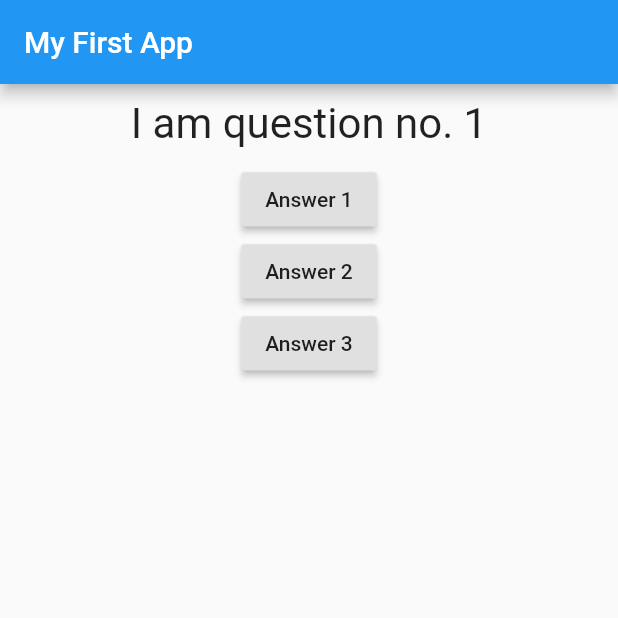
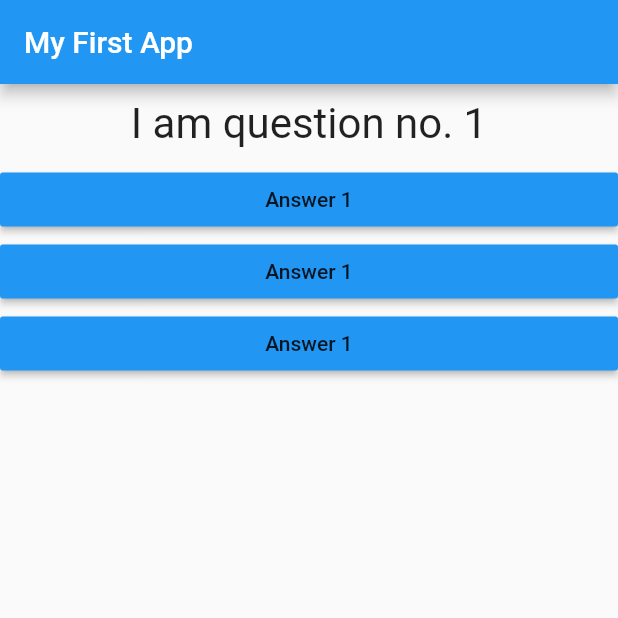
Before and after one commit to abdullah-bd/flutter_complete_guide, a Flutter app: the screen it shows after launch, on a phone screen of 412 x 824 dp, the top half of it. Run offline on Flutter 3.47's test engine with Material 2 defaults, Android fonts, the phone set to English and light mode, and no system bars.

Commit message:
44 lesson ends here communication between classes.

```diff
--- /dev/null
+++ b/lib/answer.dart
@@ -0,0 +1,17 @@
+import 'package:flutter/material.dart';
+
+class Answer extends StatelessWidget {
+  final Function selectHandler;
+  Answer(this.selectHandler);
+  @override
+  Widget build(BuildContext context) {
+    return Container(
+      width: double.infinity,
+      child: RaisedButton(
+        color: Colors.blue,
+        child: Text("Answer 1"),
+        onPressed: selectHandler,
+      ),
+    );
+  }
+}
--- a/lib/main.dart
+++ b/lib/main.dart
@@ -1,5 +1,7 @@
 import 'package:flutter/material.dart';
 import 'package:flutter_complete_guide/question.dart';
+
+import 'answer.dart';
 
 void main() {
   runApp(MyApp());
@@ -38,20 +40,9 @@ class _MyAppState extends State<MyApp> {
         body: Column(
           children: [
             Question(questions[_questionIndex]),
-            RaisedButton(
-              child: Text("Answer 1"),
-              onPressed: _answerQuestion,
-            ),
-            RaisedButton(
-              child: Text("Answer 2"),
-              onPressed: () => print("Answer 2 chosen!"),
-            ),
-            RaisedButton(
-              child: Text("Answer 3"),
-              onPressed: () {
-                print("Answer 3 chosen!");
-              },
-            ),
+            Answer(_answerQuestion),
+            Answer(_answerQuestion),
+            Answer(_answerQuestion),
           ],
         ),
       ),
```
